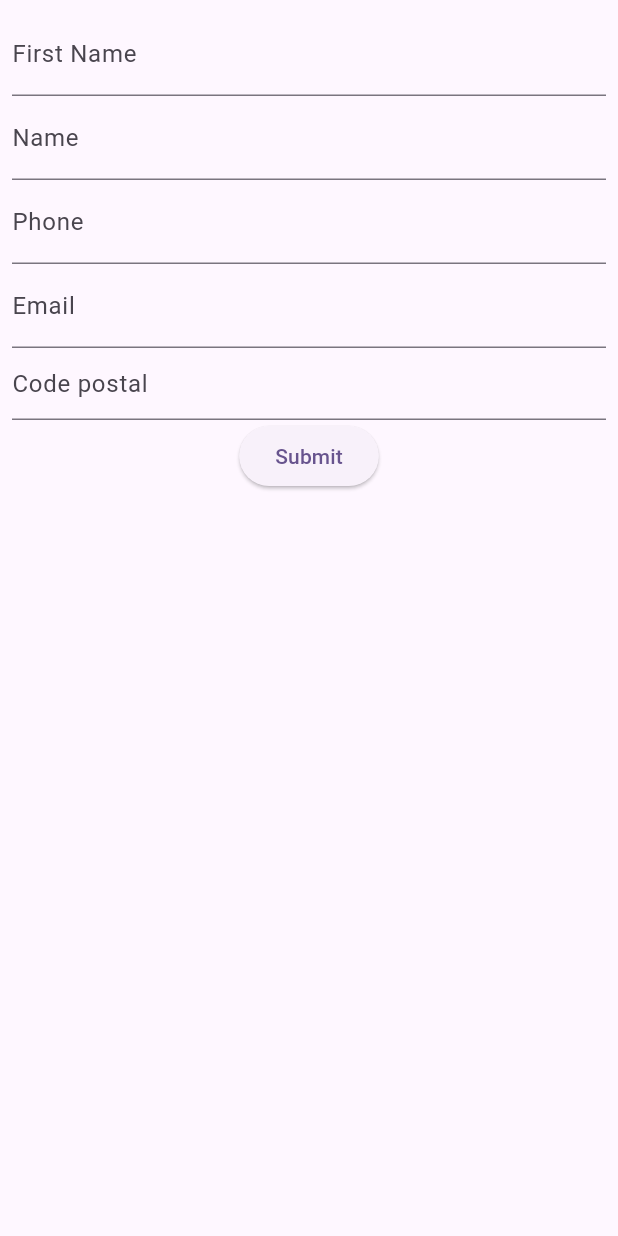
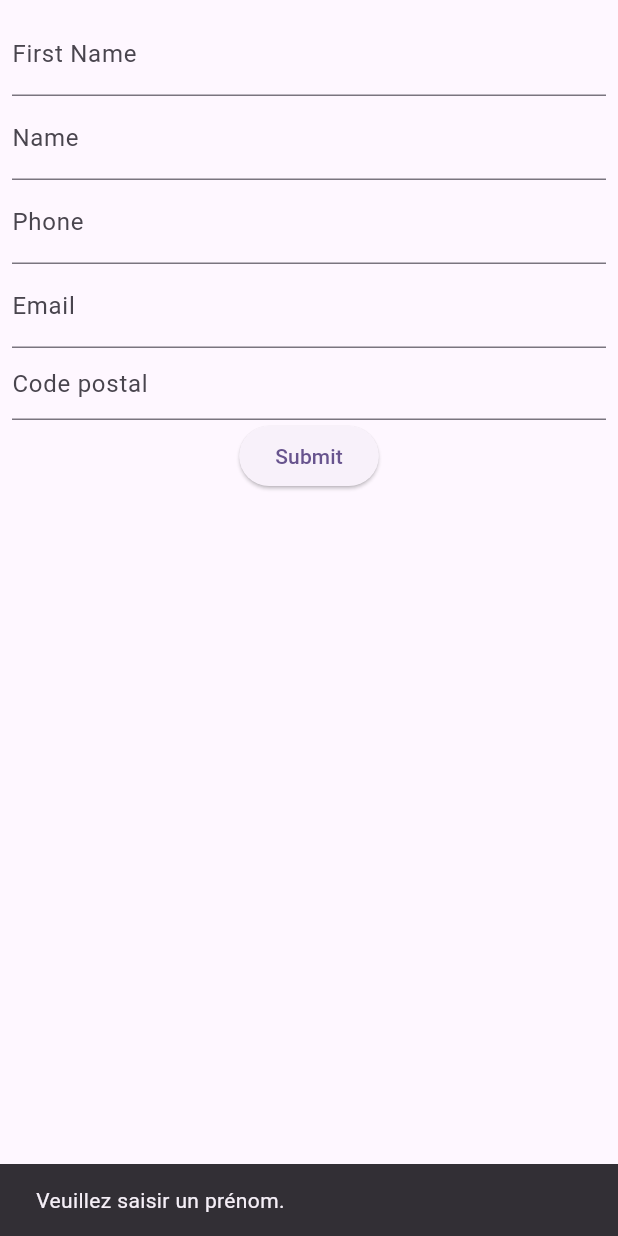
Before and after one commit to elemouellic/FrontCovoiturage, a Flutter app: the ProfilePage screen opened directly, after a tap on "Submit", on a phone screen of 412 x 824 dp. Run offline on Flutter 3.47's test engine with Material 3 defaults, Android fonts, the phone set to English and light mode, and no system bars; our stand-ins replace shared_preferences; accounts and stored records are empty; network calls fail.

Commit message:
implement logical of register feature

```diff
--- a/lib/pages/profile_page.dart
+++ b/lib/pages/profile_page.dart
@@ -1,4 +1,6 @@
 // lib/pages/profile_page.dart
+import 'dart:convert';
+
 import 'package:flutter/material.dart';
 import 'package:flutter/services.dart';
 import 'package:frontcovoiturage/services/authentication_service.dart';
@@ -42,21 +44,85 @@ class ProfilePageState extends State<ProfilePage> {
     final email = _emailController.text;
     final cityId = _selectedCity?['id'];
 
-    if (cityId == null) {
-      // Show an error message
+    if(firstname.isEmpty){
+      ScaffoldMessenger.of(context).showSnackBar(
+        const SnackBar(
+          content: Text('Veuillez saisir un prénom.'),
+          duration: Duration(seconds: 2),
+        ),
+      );
       return;
     }
 
-    final success = await _authService.insertPersonne(
+    if(name.isEmpty){
+      ScaffoldMessenger.of(context).showSnackBar(
+        const SnackBar(
+          content: Text('Veuillez saisir un nom.'),
+          duration: Duration(seconds: 2),
+        ),
+      );
+      return;
+    }
+
+    if(phone.isEmpty || phone.length < 10 || phone.length >12){
+      ScaffoldMessenger.of(context).showSnackBar(
+        const SnackBar(
+          content: Text('Veuillez saisir un numéro de téléphone valide.'),
+          duration: Duration(seconds: 2),
+        ),
+      );
+      return;
+    }
+
+    if(email.isEmpty || !email.contains('@') || !email.contains('.')){
+      ScaffoldMessenger.of(context).showSnackBar(
+        const SnackBar(
+          content: Text('Veuillez saisir un email valide.'),
+          duration: Duration(seconds: 2),
+        ),
+      );
+      return;
+    }
+
+    if (cityId == null) {
+      ScaffoldMessenger.of(context).showSnackBar(
+        const SnackBar(
+          content: Text('Veuillez sélectionner une ville.'),
+          duration: Duration(seconds: 2),
+        ),
+      );
+      return;
+    }
+
+    final response = await _authService.insertPersonne(
         firstname, name, phone, email, cityId);
 
-    if (success) {
-      Navigator.pushReplacement(
-        context,
-        MaterialPageRoute(builder: (context) => const HomePage()),
-      );
+    if (response.statusCode == 201) {
+      if (mounted) {
+        Navigator.pushReplacement(
+          context,
+          MaterialPageRoute(builder: (context) => const HomePage()),
+        );
+      }
+    } else if (response.statusCode == 409) {
+      final responseBody = jsonDecode(response.body);
+      if (mounted) {
+        ScaffoldMessenger.of(context).showSnackBar(
+          SnackBar(
+            content: Text(responseBody['message']),
+            duration: const Duration(seconds: 2),
+          ),
+        );
+      }
     } else {
-      // Show an error message
+      // Redirect to the profile page
+      if (mounted) {
+        Navigator.pushReplacement(
+          context,
+          MaterialPageRoute(builder: (context) => const ProfilePage()),
+        );
+      }
+
     }
   }
 
@@ -78,10 +144,16 @@ class ProfilePageState extends State<ProfilePage> {
             TextField(
               controller: _phoneController,
               decoration: const InputDecoration(labelText: 'Phone'),
+              keyboardType: TextInputType.phone,
+              inputFormatters: <TextInputFormatter>[
+                FilteringTextInputFormatter.digitsOnly
+              ],
             ),
             TextField(
               controller: _emailController,
               decoration: const InputDecoration(labelText: 'Email'),
+              keyboardType: TextInputType.emailAddress,
+
             ),
             Autocomplete<Map<String, dynamic>>(
               optionsBuilder: (TextEditingValue textEditingValue) {
--- a/lib/services/authentication_service.dart
+++ b/lib/services/authentication_service.dart
@@ -53,15 +53,13 @@ class AuthenticationService {
     }
   }
 
-  Future<bool> insertPersonne(String firstname, String name, String phone,
-      String email, int cityId) async {
-    // Récupérer le token
+  Future<http.Response> insertPersonne(String firstname, String name,
+      String phone, String email, int cityId) async {
     String? token = await getToken();
 
-    // Vérifier si le token est null
     if (token == null) {
       print('Token is null');
-      return false;
+      return http.Response('Unauthorized', 401);
     }
 
     final response = await http.post(
@@ -69,7 +67,6 @@ class AuthenticationService {
       headers: <String, String>{
         'Content-Type': 'application/json; charset=UTF-8',
         'Authorization': 'Bearer $token',
-        // Ajouter le token à l'en-tête de la requête
       },
       body: jsonEncode(<String, dynamic>{
         'firstname': firstname,
@@ -80,11 +77,7 @@ class AuthenticationService {
       }),
     );
 
-    if (response.statusCode == 201) {
-      return true;
-    } else {
-      return false;
-    }
+    return response;
   }
 
   Future<List<Map<String, dynamic>>> getCities() async {
@@ -107,12 +100,20 @@ Future<List<Map<String, dynamic>>> getCities() async {
 
     if (response.statusCode == 200) {
       final jsonResponse = jsonDecode(response.body);
-    final cities = jsonResponse.map<Map<String, dynamic>>((city) => {'id': city['id'], 'name': city['name'], 'zipcode': city['zipcode']}).toList(); // Extraire les id, noms et codes postaux des villes
+      final cities = jsonResponse
+          .map<Map<String, dynamic>>((city) => {
+                'id': city['id'],
+                'name': city['name'],
+                'zipcode': city['zipcode']
+              })
+          .toList(); // Extraire les id, noms et codes postaux des villes
       return cities;
     } else {
       return [];
     }
-}  Future<String?> getToken() async {
+  }
+
+  Future<String?> getToken() async {
     final prefs = await SharedPreferences.getInstance();
     return prefs.getString('token');
   }
```
Lines whose indentation alone changed are shown as unchanged.
